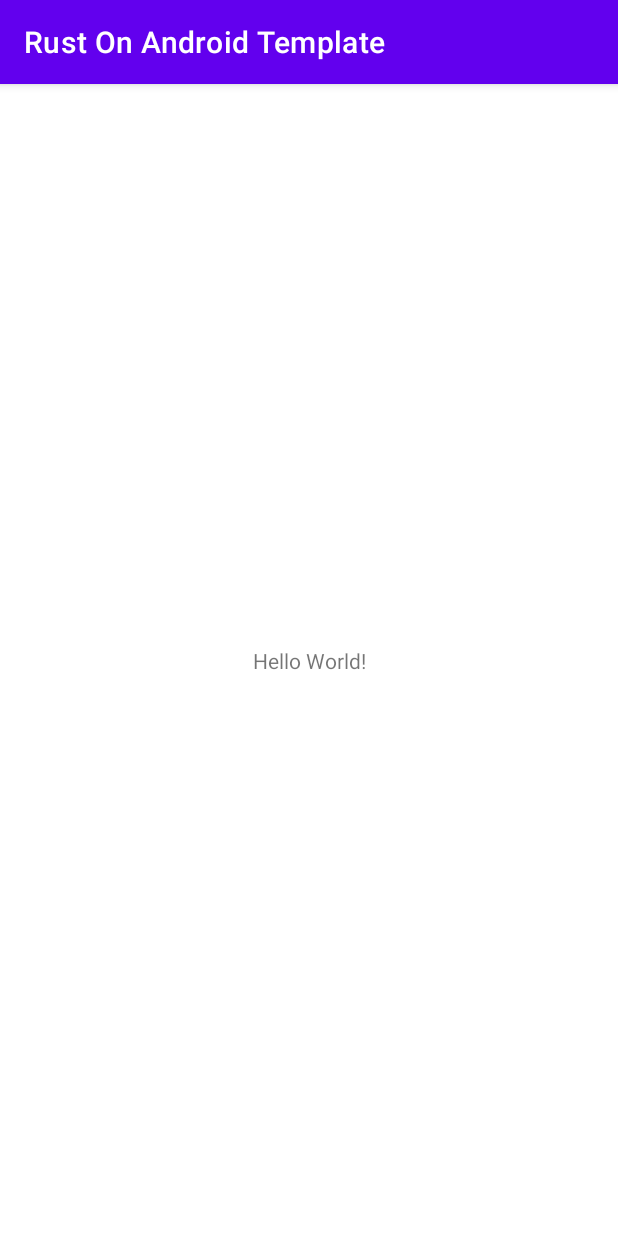
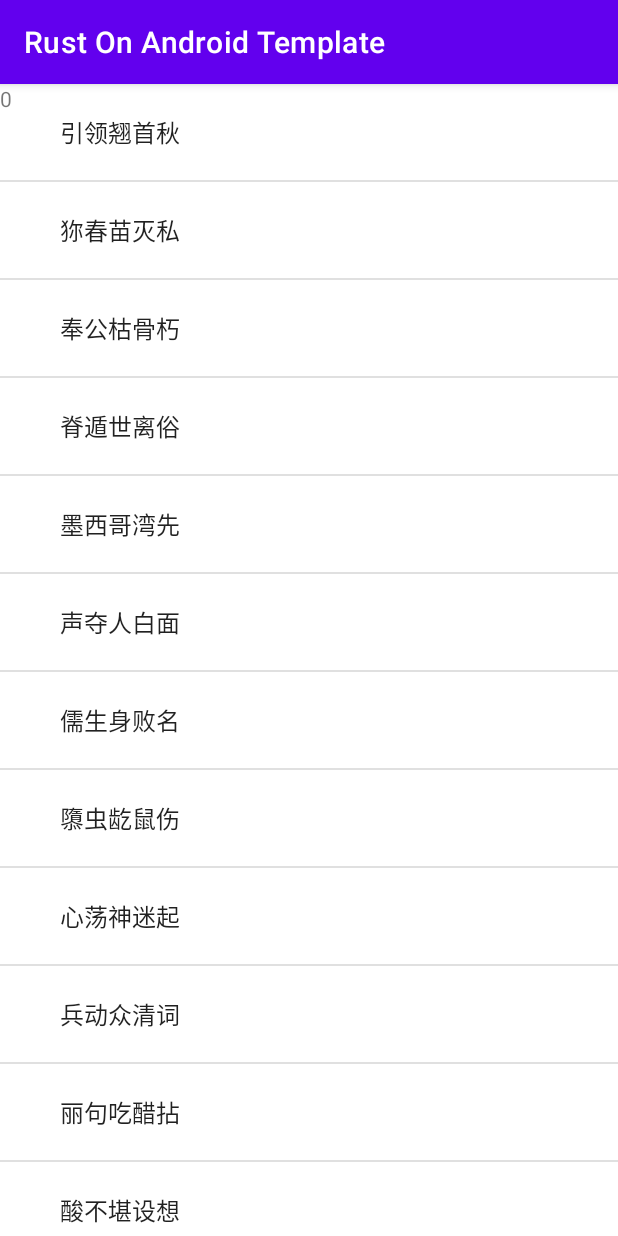
Before and after one commit to JiZhi-Error/Rust_On_Android_Template, an Android app: the screen it shows after launch (MainActivity), on a phone screen of 412 x 824 dp. Run offline under Robolectric (Android 15) with nearby library versions, the light colour scheme and no system bars; 1 statement that could not run was skipped.

```diff
--- a/app/src/main/java/com/jizhi/rustonandroidtemplate/MainActivity.kt
+++ b/app/src/main/java/com/jizhi/rustonandroidtemplate/MainActivity.kt
@@ -1,8 +1,11 @@
 package com.jizhi.rustonandroidtemplate
 
+import android.os.Bundle
+import android.widget.ArrayAdapter
+import android.widget.ListView
+import android.widget.TextView
 import androidx.appcompat.app.AppCompatActivity
-import android.os.Bundle
-import android.widget.TextView
+
 
 class MainActivity : AppCompatActivity() {
     override fun onCreate(savedInstanceState: Bundle?) {
@@ -11,18 +14,124 @@ class MainActivity : AppCompatActivity() {
 
         // Example of a call to a native method
         findViewById<TextView>(R.id.sample_text).text = stringFromJNI("JiZhi")
+        val currentTimeMillis = System.currentTimeMillis()
+        val findViewById = findViewById<ListView>(R.id.list_item)
+        val strs = arrayOf(
+            "引领翘首秋",
+            "狝春苗灭私",
+            "奉公枯骨朽",
+            "脊遁世离俗",
+            "墨西哥湾先",
+            "声夺人白面",
+            "儒生身败名",
+            "隳虫龁鼠伤",
+            "心荡神迷起",
+            "兵动众清词",
+            "丽句吃醋拈",
+            "酸不堪设想",
+            "令人莫测有",
+            "滋有味通衢",
+            "越巷以力服",
+            "人防意如城",
+            "自产自销种",
+            "学绩文巴山",
+            "夜雨工业产",
+            "品期期艾艾",
+            "不甘示弱浇",
+            "醇散朴消声",
+            "匿影聚讼纷",
+            "纭一底一面",
+            "众叛亲离危",
+            "急存亡企业",
+            "定价边老便",
+            "便疾雷迅电",
+            "古生物学吃",
+            "食讳食圭角",
+            "不露身心健",
+            "康滑线电阻",
+            "千变万轸惨",
+            "引领翘首秋",
+            "狝春苗灭私",
+            "奉公枯骨朽",
+            "脊遁世离俗",
+            "墨西哥湾先",
+            "声夺人白面",
+            "儒生身败名",
+            "隳虫龁鼠伤",
+            "心荡神迷起",
+            "兵动众清词",
+            "丽句吃醋拈",
+            "酸不堪设想",
+            "令人莫测有",
+            "滋有味通衢",
+            "越巷以力服",
+            "人防意如城",
+            "自产自销种",
+            "学绩文巴山",
+            "夜雨工业产",
+            "品期期艾艾",
+            "不甘示弱浇",
+            "醇散朴消声",
+            "匿影聚讼纷",
+            "纭一底一面",
+            "众叛亲离危",
+            "急存亡企业",
+            "定价边老便",
+            "便疾雷迅电",
+            "古生物学吃",
+            "食讳食圭角",
+            "不露身心健",
+            "康滑线电阻",
+            "千变万轸惨",
+            "引领翘首秋",
+            "狝春苗灭私",
+            "奉公枯骨朽",
+            "脊遁世离俗",
+            "墨西哥湾先",
+            "声夺人白面",
+            "儒生身败名",
+            "隳虫龁鼠伤",
+            "心荡神迷起",
+            "兵动众清词",
+            "丽句吃醋拈",
+            "酸不堪设想",
+            "令人莫测有",
+            "滋有味通衢",
+            "越巷以力服",
+            "人防意如城",
+            "自产自销种",
+            "学绩文巴山",
+            "夜雨工业产",
+            "品期期艾艾",
+            "不甘示弱浇",
+            "醇散朴消声",
+            "匿影聚讼纷",
+            "纭一底一面",
+            "众叛亲离危",
+            "急存亡企业",
+            "定价边老便",
+            "便疾雷迅电",
+            "古生物学吃",
+            "食讳食圭角",
+            "不露身心健",
+            "康滑线电阻",
+            "千变万轸惨",
+        )
+        val adapter: ArrayAdapter<String> = ArrayAdapter<String>(
+            this,
+            android.R.layout.simple_expandable_list_item_1,
+            strs
+        )
+        findViewById.adapter = adapter
+        val currentTimeMillis1 = System.currentTimeMillis()
+        val l = currentTimeMillis1 - currentTimeMillis
+        findViewById<TextView>(R.id.sample_text).text = l.toString()
     }
 
     /**
      * A native method that is implemented by the 'native-lib' native library,
      * which is packaged with this application.
      */
-    external fun stringFromJNI(str:String): String
+    external fun stringFromJNI(str: String): String
 
-    companion object {
-        // Used to load the 'native-lib' library on application startup.
-        init {
-            System.loadLibrary("rust")
-        }
-    }
 }
--- a/app/src/main/res/layout/activity_main.xml
+++ b/app/src/main/res/layout/activity_main.xml
@@ -11,9 +11,14 @@
         android:layout_width="wrap_content"
         android:layout_height="wrap_content"
         android:text="Hello World!"
-        app:layout_constraintBottom_toBottomOf="parent"
         app:layout_constraintLeft_toLeftOf="parent"
-        app:layout_constraintRight_toRightOf="parent"
         app:layout_constraintTop_toTopOf="parent" />
 
+    <ListView
+        android:id="@+id/list_item"
+        android:layout_width="match_parent"
+        android:layout_height="match_parent"
+        tools:layout_editor_absoluteX="84dp"
+        tools:layout_editor_absoluteY="257dp" />
+
 </androidx.constraintlayout.widget.ConstraintLayout>
--- a/build.gradle
+++ b/build.gradle
@@ -12,6 +12,8 @@ buildscript {
         classpath 'com.android.tools.build:gradle:4.1.2'
         classpath "org.jetbrains.kotlin:kotlin-gradle-plugin:$kotlin_version"
         classpath 'gradle.plugin.org.mozilla.rust-android-gradle:plugin:0.8.3'
+        //https://github.com/MegatronKing/StringFog
+        classpath 'com.github.megatronking.stringfog:gradle-plugin:2.2.1'
     }
 }
 allprojects {
```
Also changed, not shown: app/build.gradle (+19 -2 lines), app/src/main/java/com/jizhi/stringfog/CustomStringFogImpl.java (added, +35 -0 lines), buildSrc/build.gradle (added, +15 -0 lines), buildSrc/src/main/java/com/jizhi/stringfog/CustomStringFogImpl.java (added, +28 -0 lines), app/libs/MagicCrypt.jar (added), buildSrc/libs/MagicCrypt.jar (added), 2 other files.
